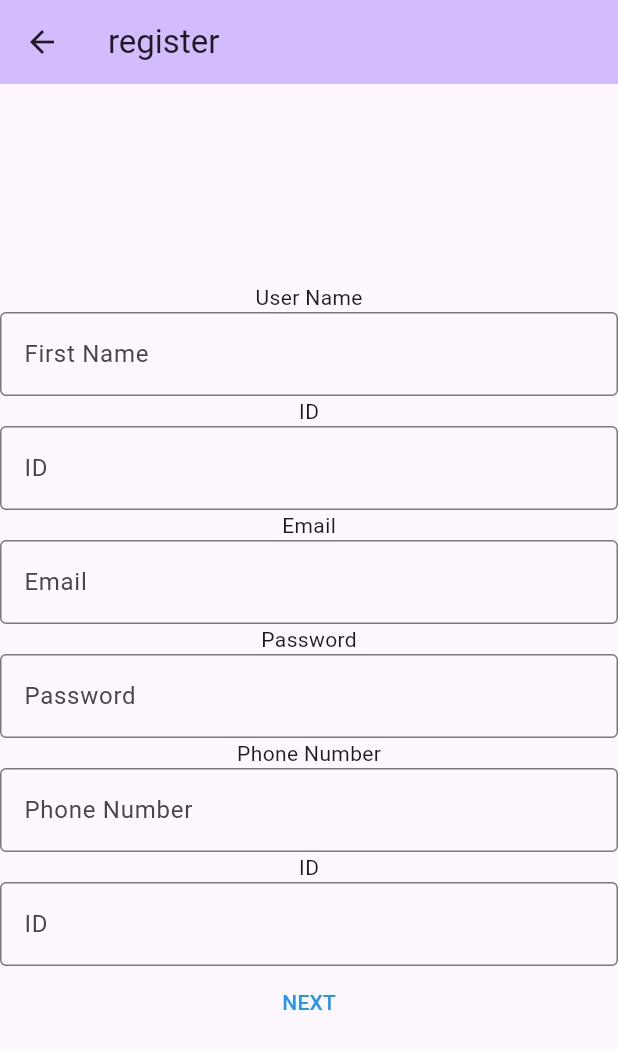
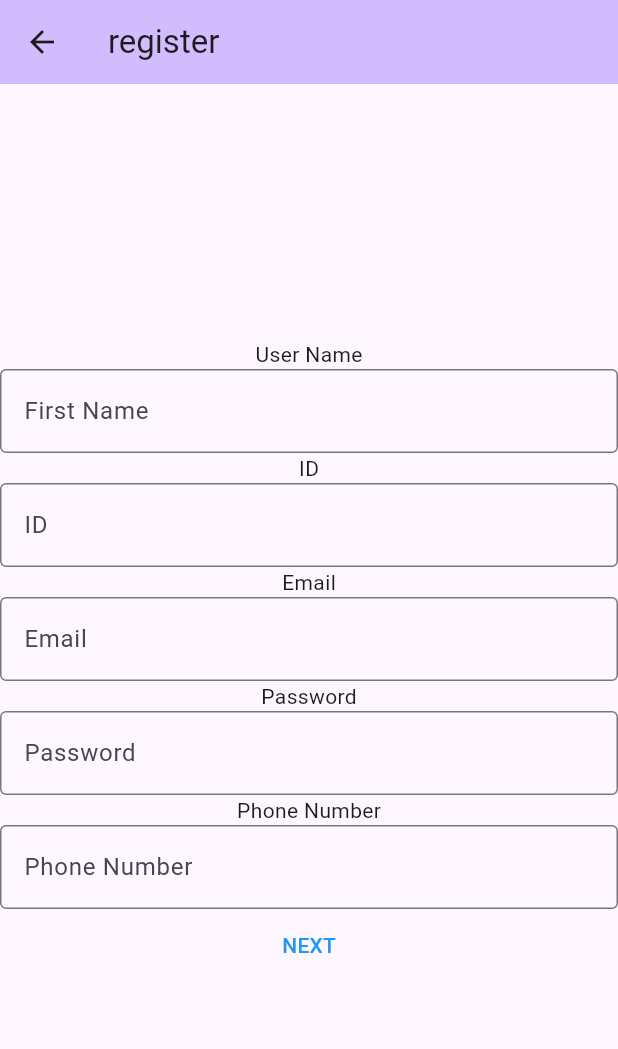
Before and after one commit to yamin73/final_project, a Flutter app: the RegisterScreen screen opened directly, on a phone screen of 412 x 824 dp. Shown: the top 1049 px of the screen. Run offline on Flutter 3.47's test engine with Material 3 defaults, Android fonts, the phone set to English and light mode, and no system bars; missing offline and left inert: mysql1.

Commit message:
delete id

```diff
--- a/lib/Views/RegisterScreen.dart
+++ b/lib/Views/RegisterScreen.dart
@@ -96,13 +96,7 @@ void insertUserFunc()
           ),
           controller: _txtPhoneNumber,),
 
-            Text('ID'),
-            TextField(
-              decoration: InputDecoration(
-                border: OutlineInputBorder(),
-                hintText: 'ID',
-              ),
-              controller: _txtID,),
+
 
 
             TextButton(
```
